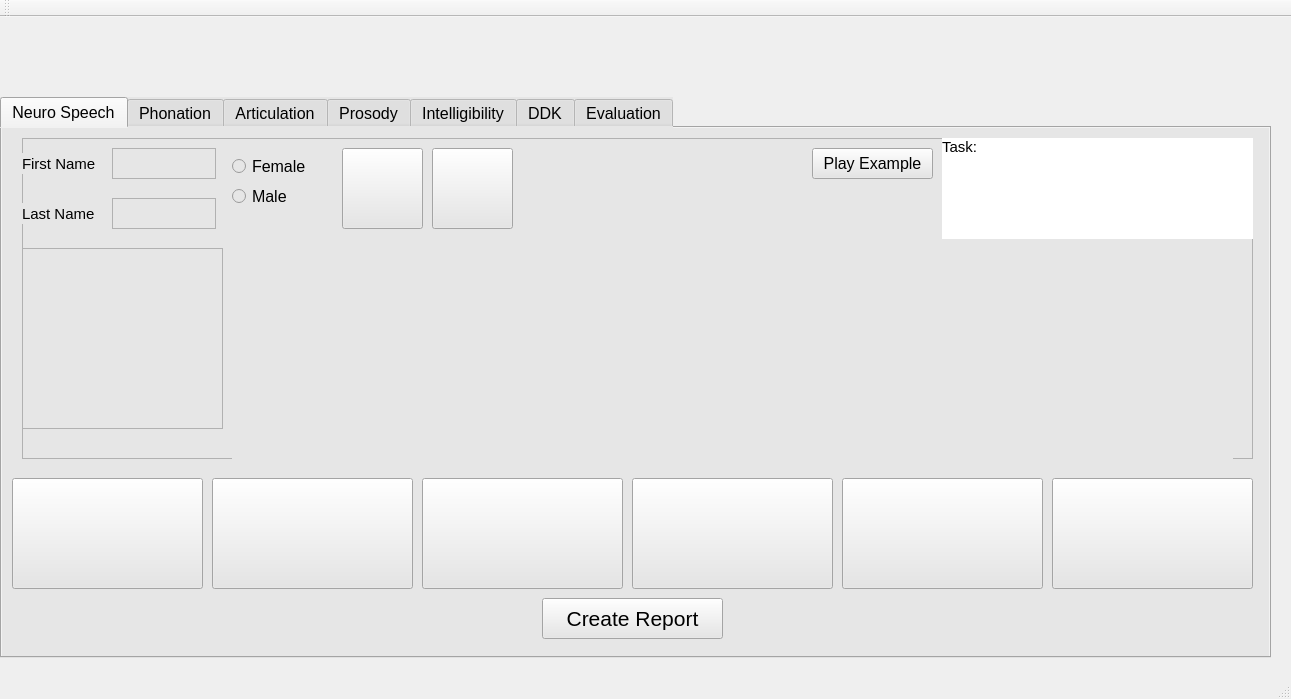
First picture: the form in src/PDTool/mainwindow.ui, repository jcvasquezc/NeuroSpeech, before the edit.
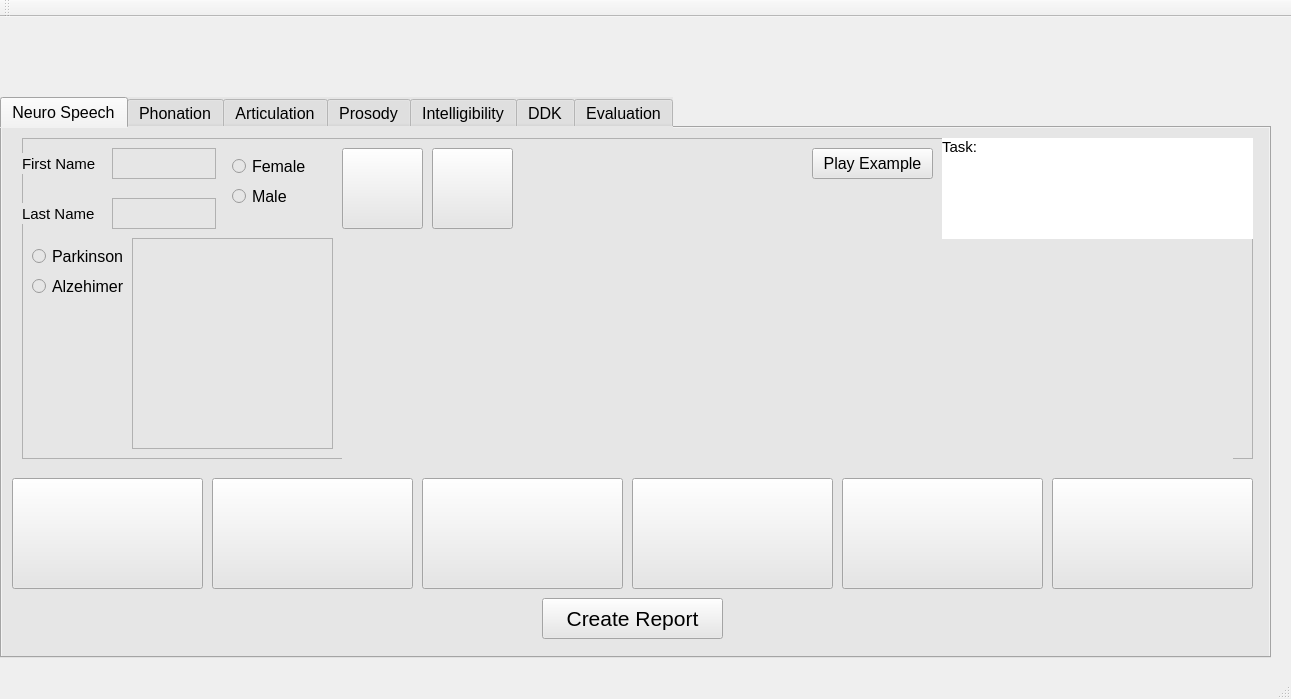
Second picture: the form after the edit. Custom widgets are drawn as their Qt base class.

Commit message: alzehimer protocol

```diff
--- a/src/PDTool/mainwindow.ui
+++ b/src/PDTool/mainwindow.ui
@@ -214,9 +214,9 @@
       <widget class="QCustomPlot" name="customPlot" native="true">
        <property name="geometry">
         <rect>
-         <x>210</x>
+         <x>320</x>
          <y>100</y>
-         <width>1001</width>
+         <width>891</width>
          <height>221</height>
         </rect>
        </property>
@@ -305,6 +305,48 @@
         <set>Qt::AlignLeading|Qt::AlignLeft|Qt::AlignTop</set>
        </property>
       </widget>
+      <widget class="QRadioButton" name="radioButton_5">
+       <property name="geometry">
+        <rect>
+         <x>10</x>
+         <y>140</y>
+         <width>101</width>
+         <height>17</height>
+        </rect>
+       </property>
+       <property name="font">
+        <font>
+         <pointsize>12</pointsize>
+        </font>
+       </property>
+       <property name="text">
+        <string>Alzehimer</string>
+       </property>
+      </widget>
+      <widget class="QRadioButton" name="radioButton_6">
+       <property name="geometry">
+        <rect>
+         <x>10</x>
+         <y>110</y>
+         <width>91</width>
+         <height>17</height>
+        </rect>
+       </property>
+       <property name="font">
+        <font>
+         <pointsize>12</pointsize>
+        </font>
+       </property>
+       <property name="text">
+        <string>Parkinson</string>
+       </property>
+       <property name="iconSize">
+        <size>
+         <width>18</width>
+         <height>18</height>
+        </size>
+       </property>
+      </widget>
      </widget>
      <widget class="QPushButton" name="pushButton_8">
       <property name="geometry">
@@ -355,10 +397,10 @@
      <widget class="QListWidget" name="listWidget">
       <property name="geometry">
        <rect>
-        <x>20</x>
-        <y>120</y>
+        <x>130</x>
+        <y>110</y>
         <width>201</width>
-        <height>181</height>
+        <height>211</height>
        </rect>
       </property>
       <property name="font">
```
Left out of the diff: 2 changed lines with no effect on the pictures. The commit also changes 30 other files.
